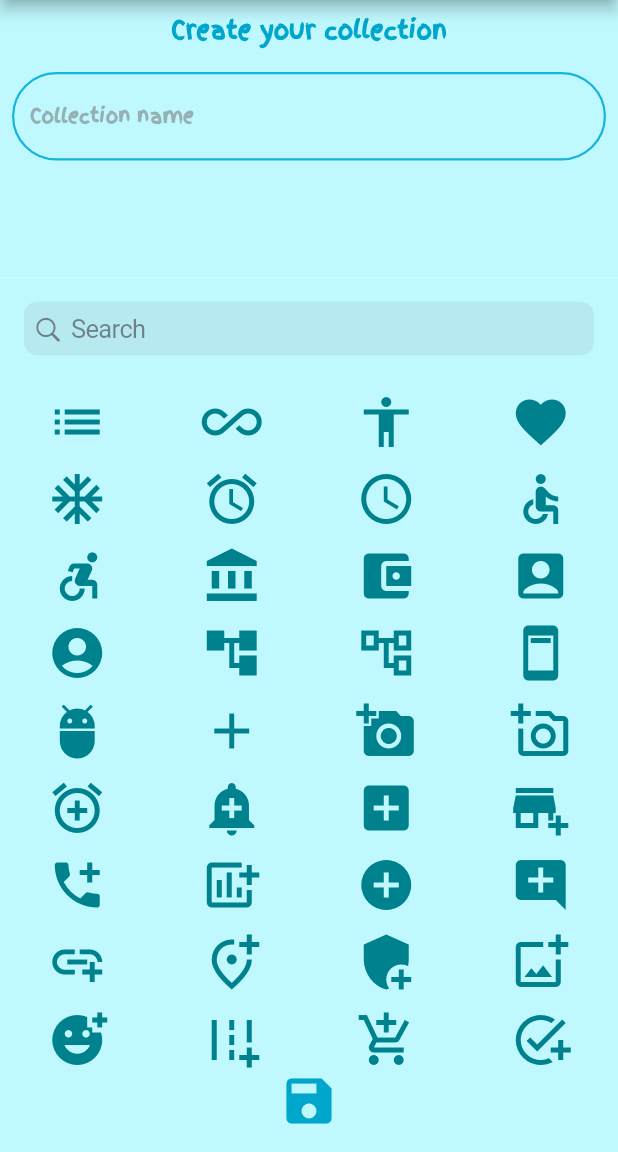
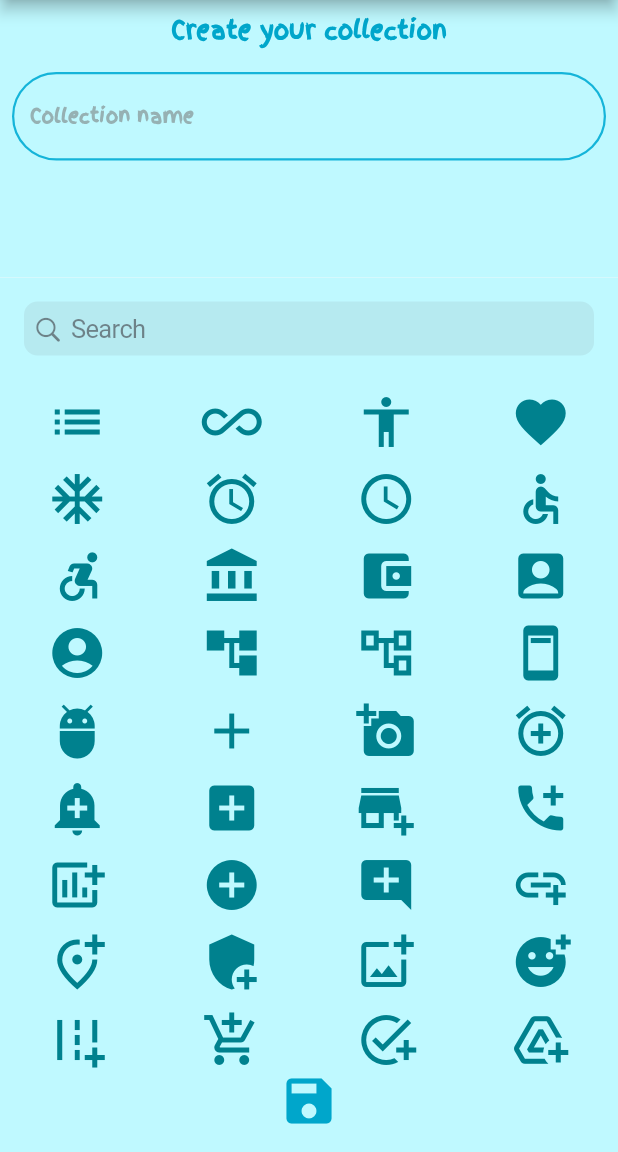
Before and after one commit to CristiPop15/polyglot, a Flutter app: the screen it shows after launch, tab 2 chosen, after a tap on the "add" icon, on a phone screen of 412 x 824 dp, the part 84-1236 px from its top. Run offline on Flutter 3.47's test engine with Material 2 defaults, Android fonts, the phone set to English and light mode, and no system bars; our stand-ins replace sqflite, swipe_to; accounts and stored records are empty.

```diff
--- a/lib/AllIconsView.dart
+++ b/lib/AllIconsView.dart
@@ -1,6 +1,6 @@
 import 'package:flutter/cupertino.dart';
 import 'package:flutter/material.dart';
-import 'IconsList.dart';
+import 'IconsMap.dart';
 import 'Constants.dart';
 
 // ignore: must_be_immutable
@@ -16,7 +16,7 @@ class AllIconsViewWidget extends StatefulWidget {
 
 class AllIconsViewWidgetState extends State<AllIconsViewWidget> {
 
-  Map<String, IconData> iconsByName = Map.from(new IconsList().allIcons);
+  Map<String, IconData> iconsByName = Map.from(new IconsMap().allIcons);
 
   void handleQueryChanged(Map<String, IconData> values) {
     setState(() {});
@@ -52,11 +52,11 @@ class ImagesGridView extends StatelessWidget {
   void handleQuery(String query) {
     if (query.isEmpty) {
       icons.clear();
-      icons.addAll(IconsList().allIcons);
+      icons.addAll(IconsMap().allIcons);
       onQuerySearchItems(icons);
     } else {
       icons.clear();
-      icons.addAll(IconsList().allIcons);
+      icons.addAll(IconsMap().allIcons);
       icons.removeWhere((key, value) => !key.contains(query.toLowerCase()));
       onQuerySearchItems(icons);
     }
--- a/lib/CustomAlertDialogWidget.dart
+++ b/lib/CustomAlertDialogWidget.dart
@@ -1,4 +1,4 @@
-import 'package:first_project/IconsList.dart';
+import 'package:first_project/IconsMap.dart';
 import 'package:first_project/PersistenceService.dart';
 import 'package:flutter/cupertino.dart';
 import 'package:flutter/material.dart';
--- a/lib/IconsCollection.dart
+++ b/lib/IconsCollection.dart
@@ -1,4 +1,4 @@
-import 'package:first_project/IconsList.dart';
+import 'package:first_project/IconsMap.dart';
 import 'package:flutter/cupertino.dart';
 
 class IconsCollection {
@@ -14,7 +14,7 @@ class IconsCollection {
   }
 
   IconsCollection addFromKey(String key) {
-    collections[key] = new IconsList().allIcons[key];
+    collections[key] = new IconsMap().allIcons[key];
     return this;
   }
 
--- a/lib/IconsList.dart
+++ b/lib/IconsMap.dart
@@ -1,6 +1,6 @@
 import 'package:flutter/material.dart';
 
-class IconsList {
+class IconsMap {
   Map<String, IconData> allIcons = {
 
     //a
@@ -24,7 +24,6 @@ class IconsList {
     "adb": Icons.adb,
     "add": Icons.add,
     "add_a_photo": Icons.add_a_photo,
-    "add_a_photo_outlined": Icons.add_a_photo_outlined,
     "add_alarm": Icons.add_alarm,
     "add_alert": Icons.add_alert,
     "add_box": Icons.add_box,
@@ -61,8 +60,6 @@ class IconsList {
     "airplane_ticket" : Icons.airplane_ticket,
     "airplanemode_active" : Icons.airplanemode_active,
     "airplanemode_inactive" : Icons.airplanemode_inactive,
-    "airplanemode_off" : Icons.airplanemode_off,
-    "airplanemode_on" : Icons.airplanemode_on,
     "airplay" : Icons.airplay,
     "airport_shuttle" : Icons.airport_shuttle,
     "alarm_off" : Icons.alarm_off,
--- a/lib/MainTabView.dart
+++ b/lib/MainTabView.dart
@@ -5,7 +5,7 @@ import 'AllIconsView.dart';
 import 'CustomAlertDialogWidget.dart';
 import 'FavoritesView.dart';
 import 'IconsCollection.dart';
-import 'IconsList.dart';
+import 'IconsMap.dart';
 import 'Constants.dart';
 import 'main.dart';
 import 'PersistenceService.dart';
@@ -132,7 +132,7 @@ class MainTabViewState extends State<MainTabView> {
                       handleCollectionRemoval, handleCollectionUpdate),
 
               //All view
-              IconsList().allIcons.isEmpty
+              IconsMap().allIcons.isEmpty
                   ? Container(
                       color: ColorsScheme.backgroundColor,
                       child: Icon(Icons.all_inclusive_rounded,
--- a/lib/main.dart
+++ b/lib/main.dart
@@ -5,7 +5,7 @@ import 'package:first_project/MainTabView.dart';
 import 'package:flutter/material.dart';
 
 import 'Constants.dart';
-import 'IconsList.dart';
+import 'IconsMap.dart';
 import 'PersistenceService.dart';
 
 late Map<String, IconData?> favorites = {};
@@ -13,7 +13,7 @@ late List<IconsCollection> allCollections = [];
 
 Future refreshFavorites() async {
   favorites.clear();
-  Map<String, IconData> allIcons = new IconsList().allIcons;
+  Map<String, IconData> allIcons = new IconsMap().allIcons;
 
   List<String> favs = await PersistenceService.instance.readAllFavorites();
 
```
